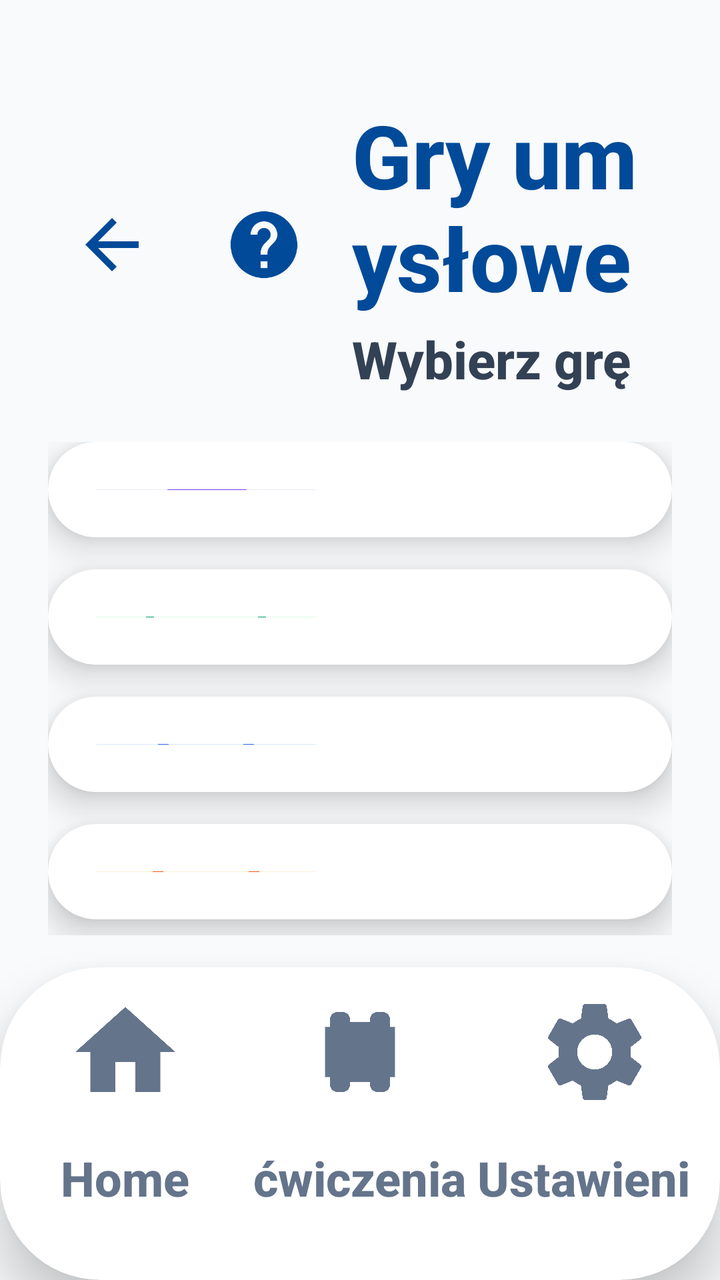
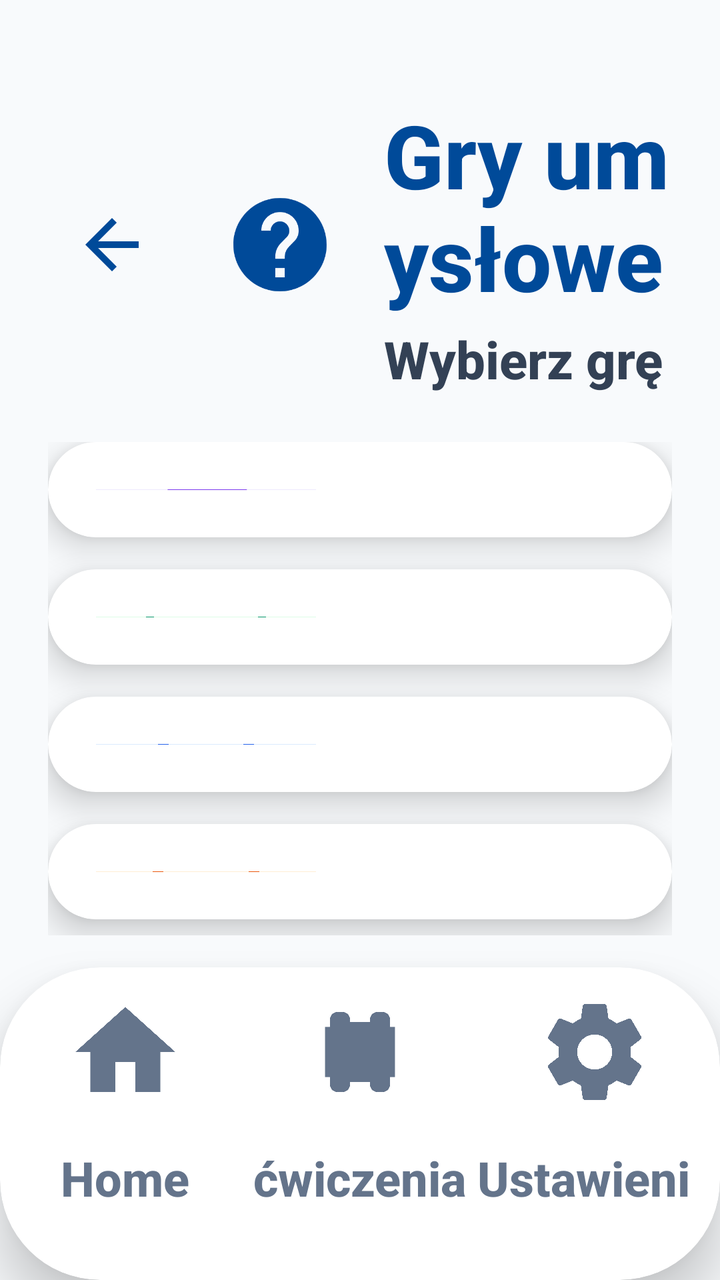

The first picture is an Android layout as it rendered before a commit; the second is the same layout after the commit. The layout source and the unified diff follow.
<!-- AndroidManifest.xml: application theme Theme.Fitnessapp -->
<!-- res/layout/activity_mind_games.xml -->
<?xml version="1.0" encoding="utf-8"?>
<androidx.constraintlayout.widget.ConstraintLayout xmlns:android="http://schemas.android.com/apk/res/android"
    xmlns:app="http://schemas.android.com/apk/res-auto"
    android:layout_width="match_parent"
    android:layout_height="match_parent">

    
    <LinearLayout
        android:id="@+id/header_container"
        android:layout_width="match_parent"
        android:layout_height="wrap_content"
        android:orientation="horizontal"
        android:paddingHorizontal="24dp"
        android:paddingTop="48dp"
        android:gravity="center_vertical"
        app:layout_constraintTop_toTopOf="parent">

<ImageButton
        android:id="@+id/btn_back"
        android:layout_width="64dp"
        android:layout_height="64dp"
        android:background="?android:attr/selectableItemBackgroundBorderless"
        android:src="@drawable/ic_back"
        app:tint="#004A99"
        android:scaleType="fitCenter"
        android:padding="12dp"
        android:contentDescription="Wstecz" />

    <ImageButton
        android:id="@+id/btn_help"
        android:layout_width="56dp"
        android:layout_height="56dp"
        android:layout_marginStart="16dp"
        android:background="?android:attr/selectableItemBackgroundBorderless"
        android:src="@drawable/ic_help"
        android:scaleType="fitCenter"
        android:padding="8dp"
        android:contentDescription="Pomoc głosowa" />

        <LinearLayout
            android:layout_width="0dp"
            android:layout_height="wrap_content"
            android:layout_weight="1"
            android:orientation="vertical"
            android:layout_marginStart="16dp">

            <TextView
                android:id="@+id/tv_title"
                android:layout_width="match_parent"
                android:layout_height="wrap_content"
                android:text="Gry umysłowe"
                android:textColor="#004A99"
                android:textSize="44sp"
                android:textStyle="bold" />

            <TextView
                android:layout_width="match_parent"
                android:layout_height="wrap_content"
                android:layout_marginTop="4dp"
                android:text="Wybierz grę"
                android:textColor="#334155"
                android:textSize="26sp"
                android:textStyle="bold" />
        </LinearLayout>
    </LinearLayout>

    
    <LinearLayout
        android:layout_width="match_parent"
        android:layout_height="0dp"
        android:orientation="vertical"
        android:paddingHorizontal="24dp"
        android:paddingTop="24dp"
        android:paddingBottom="16dp"
        app:layout_constraintTop_toBottomOf="@id/header_container"
        app:layout_constraintBottom_toTopOf="@id/bottom_nav_container">

        
        <androidx.cardview.widget.CardView
            android:id="@+id/card_memory_selection"
            android:layout_width="match_parent"
            android:layout_height="0dp"
            android:layout_weight="1"
            android:layout_marginBottom="16dp"
            app:cardCornerRadius="36dp"
            app:cardElevation="10dp"
            android:clickable="true"
            android:focusable="true"
            app:cardBackgroundColor="#FFFFFF"
            android:foreground="?android:attr/selectableItemBackground">

            <LinearLayout
                android:layout_width="match_parent"
                android:layout_height="match_parent"
                android:gravity="center_vertical"
                android:orientation="horizontal"
                android:padding="24dp">

                <FrameLayout
                    android:layout_width="110dp"
                    android:layout_height="110dp">
                    <View
                        android:layout_width="match_parent"
                        android:layout_height="match_parent"
                        android:background="@drawable/bg_indicator_active"
                        android:backgroundTint="#EDE9FE" />
                    <ImageView
                        android:layout_width="64dp"
                        android:layout_height="64dp"
                        android:layout_gravity="center"
                        android:contentDescription="Ikona gry memory"
                        android:src="@drawable/ic_brain"
                        app:tint="#7C3AED" />
                </FrameLayout>

                <LinearLayout
                    android:layout_width="match_parent"
                    android:layout_height="wrap_content"
                    android:layout_marginStart="24dp"
                    android:orientation="vertical">
                    <TextView
                        android:layout_width="wrap_content"
                        android:layout_height="wrap_content"
                        android:text="Memory"
                        android:textColor="#1E293B"
                        android:textSize="44sp"
                        android:textStyle="bold" />
                    <TextView
                        android:layout_width="wrap_content"
                        android:layout_height="wrap_content"
                        android:text="Wybierz poziom"
                        android:textColor="#475569"
                        android:textSize="26sp"
                        android:textStyle="bold" />
                </LinearLayout>
            </LinearLayout>
        </androidx.cardview.widget.CardView>

        
        <androidx.cardview.widget.CardView
            android:id="@+id/card_colors_selection"
            android:layout_width="match_parent"
            android:layout_height="0dp"
            android:layout_weight="1"
            android:layout_marginBottom="16dp"
            app:cardCornerRadius="36dp"
            app:cardElevation="10dp"
            android:clickable="true"
            android:focusable="true"
            app:cardBackgroundColor="#FFFFFF"
            android:foreground="?android:attr/selectableItemBackground">

            <LinearLayout
                android:layout_width="match_parent"
                android:layout_height="match_parent"
                android:gravity="center_vertical"
                android:orientation="horizontal"
                android:padding="24dp">

                <FrameLayout
                    android:layout_width="110dp"
                    android:layout_height="110dp">
                    <View
                        android:layout_width="match_parent"
                        android:layout_height="match_parent"
                        android:background="@drawable/bg_indicator_active"
                        android:backgroundTint="#DCFCE7" />
                    <ImageView
                        android:layout_width="64dp"
                        android:layout_height="64dp"
                        android:layout_gravity="center"
                        android:contentDescription="Ikona gry kolory"
                        android:src="@drawable/ic_mood_happy"
                        app:tint="#059669" />
                </FrameLayout>

                <LinearLayout
                    android:layout_width="match_parent"
                    android:layout_height="wrap_content"
                    android:layout_marginStart="24dp"
                    android:orientation="vertical">
                    <TextView
                        android:layout_width="wrap_content"
                        android:layout_height="wrap_content"
                        android:text="Kolory"
                        android:textColor="#1E293B"
                        android:textSize="44sp"
                        android:textStyle="bold" />
                    <TextView
                        android:layout_width="wrap_content"
                        android:layout_height="wrap_content"
                        android:text="Wybierz poziom"
                        android:textColor="#475569"
                        android:textSize="26sp"
                        android:textStyle="bold" />
                </LinearLayout>
            </LinearLayout>
        </androidx.cardview.widget.CardView>

        
        <androidx.cardview.widget.CardView
            android:id="@+id/card_liquid_selection"
            android:layout_width="match_parent"
            android:layout_height="0dp"
            android:layout_weight="1"
            android:layout_marginBottom="16dp"
            app:cardCornerRadius="36dp"
            app:cardElevation="10dp"
            android:clickable="true"
            android:focusable="true"
            app:cardBackgroundColor="#FFFFFF"
            android:foreground="?android:attr/selectableItemBackground">

            <LinearLayout
                android:layout_width="match_parent"
                android:layout_height="match_parent"
                android:gravity="center_vertical"
                android:orientation="horizontal"
                android:padding="24dp">

                <FrameLayout
                    android:layout_width="110dp"
                    android:layout_height="110dp">
                    <View
                        android:layout_width="match_parent"
                        android:layout_height="match_parent"
                        android:background="@drawable/bg_indicator_active"
                        android:backgroundTint="#DBEAFE" />
                    <ImageView
                        android:layout_width="64dp"
                        android:layout_height="64dp"
                        android:layout_gravity="center"
                        android:contentDescription="Ikona gry płyny"
                        android:src="@drawable/ic_plan"
                        app:tint="#2563EB" />
                </FrameLayout>

                <LinearLayout
                    android:layout_width="match_parent"
                    android:layout_height="wrap_content"
                    android:layout_marginStart="24dp"
                    android:orientation="vertical">
                    <TextView
                        android:layout_width="wrap_content"
                        android:layout_height="wrap_content"
                        android:text="Płyny"
                        android:textColor="#1E293B"
                        android:textSize="44sp"
                        android:textStyle="bold" />
                    <TextView
                        android:layout_width="wrap_content"
                        android:layout_height="wrap_content"
                        android:text="Sortuj kolory"
                        android:textColor="#475569"
                        android:textSize="26sp"
                        android:textStyle="bold" />
                </LinearLayout>
            </LinearLayout>
        </androidx.cardview.widget.CardView>

        
        <androidx.cardview.widget.CardView
            android:id="@+id/card_2048_selection"
            android:layout_width="match_parent"
            android:layout_height="0dp"
            android:layout_weight="1"
            android:layout_marginBottom="8dp"
            app:cardCornerRadius="36dp"
            app:cardElevation="10dp"
            android:clickable="true"
            android:focusable="true"
            app:cardBackgroundColor="#FFFFFF"
            android:foreground="?android:attr/selectableItemBackground">

            <LinearLayout
                android:layout_width="match_parent"
                android:layout_height="match_parent"
                android:gravity="center_vertical"
                android:orientation="horizontal"
                android:padding="24dp">

                <FrameLayout
                    android:layout_width="110dp"
                    android:layout_height="110dp">
                    <View
                        android:layout_width="match_parent"
                        android:layout_height="match_parent"
                        android:background="@drawable/bg_indicator_active"
                        android:backgroundTint="#FFEDD5" />
                    <ImageView
                        android:layout_width="64dp"
                        android:layout_height="64dp"
                        android:layout_gravity="center"
                        android:contentDescription="Ikona gry 2048"
                        android:src="@drawable/ic_onboarding_3"
                        app:tint="#EA580C" />
                </FrameLayout>

                <LinearLayout
                    android:layout_width="match_parent"
                    android:layout_height="wrap_content"
                    android:layout_marginStart="24dp"
                    android:orientation="vertical">
                    <TextView
                        android:layout_width="wrap_content"
                        android:layout_height="wrap_content"
                        android:text="2048"
                        android:textColor="#1E293B"
                        android:textSize="44sp"
                        android:textStyle="bold" />
                    <TextView
                        android:layout_width="wrap_content"
                        android:layout_height="wrap_content"
                        android:text="Połącz liczby"
                        android:textColor="#475569"
                        android:textSize="26sp"
                        android:textStyle="bold" />
                </LinearLayout>
            </LinearLayout>
        </androidx.cardview.widget.CardView>

    </LinearLayout>

    <include
        android:id="@+id/bottom_nav_container"
        layout="@layout/layout_bottom_nav"
        android:layout_width="match_parent"
        android:layout_height="wrap_content"
        app:layout_constraintBottom_toBottomOf="parent" />



</androidx.constraintlayout.widget.ConstraintLayout>
<!-- res/layout/layout_bottom_nav.xml (included above) -->
<?xml version="1.0" encoding="utf-8"?>
<androidx.cardview.widget.CardView xmlns:android="http://schemas.android.com/apk/res/android"
    xmlns:app="http://schemas.android.com/apk/res-auto"
    android:id="@+id/bottom_nav_container"
    android:layout_width="match_parent"
    android:layout_height="210dp"
    app:cardCornerRadius="50dp"
    app:cardElevation="16dp"
    app:cardBackgroundColor="#FFFFFF"
    android:layout_marginBottom="-35dp">

    <LinearLayout
        android:layout_width="match_parent"
        android:layout_height="match_parent"
        android:orientation="horizontal"
        android:baselineAligned="false"
        android:paddingBottom="35dp"
        android:paddingHorizontal="4dp"
        android:gravity="bottom">

        
        <LinearLayout
            android:id="@+id/nav_home"
            android:layout_width="0dp"
            android:layout_height="match_parent"
            android:layout_weight="1"
            android:gravity="center"
            android:orientation="vertical"
            android:clickable="true"
            android:focusable="true"
            android:background="?android:attr/selectableItemBackground">

            <androidx.cardview.widget.CardView
                android:id="@+id/nav_home_indicator"
                android:layout_width="120dp"
                android:layout_height="85dp"
                app:cardCornerRadius="30dp"
                app:cardElevation="0dp"
                app:cardBackgroundColor="@android:color/transparent">
                <ImageView
                    android:id="@+id/nav_home_icon"
                    android:layout_width="60dp"
                    android:layout_height="60dp"
                    android:layout_gravity="center"
                    android:contentDescription="@string/nav_home"
                    android:src="@drawable/ic_home"
                    app:tint="#64748B" />
            </androidx.cardview.widget.CardView>
            <TextView
                android:id="@+id/nav_home_text"
                android:layout_width="wrap_content"
                android:layout_height="wrap_content"
                android:text="@string/nav_home"
                android:textColor="#64748B"
                android:textStyle="bold"
                android:textSize="24sp"
                android:maxLines="1"
                android:ellipsize="none"
                android:layout_marginTop="4dp" />
        </LinearLayout>

        
        <LinearLayout
            android:id="@+id/nav_plan"
            android:layout_width="0dp"
            android:layout_height="match_parent"
            android:layout_weight="1"
            android:gravity="center"
            android:orientation="vertical"
            android:clickable="true"
            android:focusable="true"
            android:background="?android:attr/selectableItemBackground">

            <androidx.cardview.widget.CardView
                android:id="@+id/nav_plan_indicator"
                android:layout_width="120dp"
                android:layout_height="85dp"
                app:cardCornerRadius="30dp"
                app:cardElevation="0dp"
                app:cardBackgroundColor="@android:color/transparent">
                <ImageView
                    android:id="@+id/nav_plan_icon"
                    android:layout_width="60dp"
                    android:layout_height="60dp"
                    android:layout_gravity="center"
                    android:contentDescription="@string/nav_exercises"
                    android:src="@drawable/ic_dumbbell"
                    app:tint="#64748B" />
            </androidx.cardview.widget.CardView>
            <TextView
                android:id="@+id/nav_plan_text"
                android:layout_width="wrap_content"
                android:layout_height="wrap_content"
                android:text="@string/nav_exercises"
                android:textColor="#64748B"
                android:textStyle="bold"
                android:textSize="24sp"
                android:maxLines="1"
                android:ellipsize="none"
                android:layout_marginTop="4dp" />
        </LinearLayout>

        
        <LinearLayout
            android:id="@+id/nav_settings"
            android:layout_width="0dp"
            android:layout_height="match_parent"
            android:layout_weight="1"
            android:gravity="center"
            android:orientation="vertical"
            android:clickable="true"
            android:focusable="true"
            android:background="?android:attr/selectableItemBackground">

            <androidx.cardview.widget.CardView
                android:id="@+id/nav_settings_indicator"
                android:layout_width="120dp"
                android:layout_height="85dp"
                app:cardCornerRadius="30dp"
                app:cardElevation="0dp"
                app:cardBackgroundColor="@android:color/transparent">
                <ImageView
                    android:id="@+id/nav_settings_icon"
                    android:layout_width="60dp"
                    android:layout_height="60dp"
                    android:layout_gravity="center"
                    android:contentDescription="@string/nav_settings_label"
                    android:src="@drawable/ic_settings"
                    app:tint="#64748B" />
            </androidx.cardview.widget.CardView>
            <TextView
                android:id="@+id/nav_settings_text"
                android:layout_width="wrap_content"
                android:layout_height="wrap_content"
                android:text="@string/nav_settings_label"
                android:textColor="#64748B"
                android:textStyle="bold"
                android:textSize="24sp"
                android:maxLines="1"
                android:ellipsize="none"
                android:layout_marginTop="4dp" />
        </LinearLayout>

    </LinearLayout>
</androidx.cardview.widget.CardView>
<!-- resources referenced by this layout -->
<resources>
  <!-- drawable bg_indicator_active (drawable) -->
  <?xml version="1.0" encoding="utf-8"?>
  <shape xmlns:android="http://schemas.android.com/apk/res/android"
      android:shape="rectangle">
      <solid android:color="@color/blue_primary" />
      <corners android:radius="4dp" />
  </shape>
  <!-- drawable ic_back (drawable) -->
  <vector xmlns:android="http://schemas.android.com/apk/res/android"
      android:width="24dp"
      android:height="24dp"
      android:viewportWidth="24"
      android:viewportHeight="24">
      <path
          android:fillColor="#000000"
          android:pathData="M20,11H7.83l5.59,-5.59L12,4l-8,8 8,8 1.41,-1.41L7.83,13H20v-2z"/>
  </vector>
  <!-- drawable ic_dumbbell (drawable) -->
  <vector xmlns:android="http://schemas.android.com/apk/res/android"
      android:width="24dp"
      android:height="24dp"
      android:viewportWidth="24"
      android:viewportHeight="24">
      <path
          android:fillColor="#000000"
          android:pathData="M18,18.5V17H19V7H18V5.5A1.5,1.5 0,0 0,16.5 4H15.5A1.5,1.5 0,0 0,14 5.5V6H10V5.5A1.5,1.5 0,0 0,8.5 4H7.5A1.5,1.5 0,0 0,6 5.5V7H5V17H6V18.5A1.5,1.5 0,0 0,7.5 20H8.5A1.5,1.5 0,0 0,10 18.5V18H14V18.5A1.5,1.5 0,0 0,15.5 20H16.5A1.5,1.5 0,0 0,18 18.5Z"/>
  </vector>
  <!-- drawable ic_help (drawable) -->
  <vector xmlns:android="http://schemas.android.com/apk/res/android"
      android:width="48dp"
      android:height="48dp"
      android:viewportWidth="24"
      android:viewportHeight="24">
      <path
          android:fillColor="#004A99"
          android:pathData="M12,2C6.48,2 2,6.48 2,12s4.48,10 10,10 10,-4.48 10,-10S17.52,2 12,2zM13,19h-2v-2h2v2zM15.07,11.25l-0.9,0.92C13.45,12.9 13,13.5 13,15h-2v-0.5c0,-1.1 0.45,-2.1 1.17,-2.83l1.24,-1.26c0.37,-0.36 0.59,-0.86 0.59,-1.41 0,-1.1 -0.9,-2 -2,-2s-2,0.9 -2,2L8,9c0,-2.21 1.79,-4 4,-4s4,1.79 4,4c0,0.88 -0.36,1.68 -0.93,2.25z"/>
  </vector>
  <!-- drawable ic_home (drawable) -->
  <vector xmlns:android="http://schemas.android.com/apk/res/android"
      android:width="24dp"
      android:height="24dp"
      android:viewportWidth="24"
      android:viewportHeight="24">
      <path
          android:fillColor="#FF000000"
          android:pathData="M10,20V14H14V20H19V12H22L12,3L2,12H5V20H10Z" />
  </vector>
  <!-- drawable ic_plan (drawable) -->
  <?xml version="1.0" encoding="utf-8"?>
  <vector xmlns:android="http://schemas.android.com/apk/res/android"
      android:width="24dp"
      android:height="24dp"
      android:viewportWidth="24"
      android:viewportHeight="24">
      <path
          android:fillColor="@color/black"
          android:pathData="M19,4h-1V2h-2v2H8V2H6v2H5C3.89,4 3.01,4.9 3.01,6L3,20c0,1.1 0.89,2 2,2h14c1.1,0 2,-0.9 2,-2V6c0,-1.1 -0.9,-2 -2,-2zm0,16H5V10h14v10zM19,8H5V6h14v2z" />
  </vector>
  <string name="nav_exercises">ćwiczenia</string>
  <string name="nav_home">Home</string>
  <string name="nav_settings_label">Ustawienia</string>
  <style name="Theme.Fitnessapp" parent="Base.Theme.Fitnessapp" />
  <color name="blue_primary">#2563EB</color>
  <color name="orange_icon">#EA580C</color>
  <color name="black">#FF000000</color>
  <style name="Base.Theme.Fitnessapp" parent="Theme.Material3.Light.NoActionBar">
          
          <item name="android:fontFamily">sans-serif-medium</item>
          <item name="android:textAllCaps">false</item>
          <item name="android:textColor">#0F172A</item>
          <item name="android:windowBackground">#F8FAFC</item>
      </style>
  <!-- unchanged entries left out for length: 4 -->
</resources>

<!-- the commit's change to res/layout/activity_mind_games.xml (unified diff, before → after) -->
@@ -28,8 +28,8 @@
 
     <ImageButton
         android:id="@+id/btn_help"
-        android:layout_width="56dp"
-        android:layout_height="56dp"
+        android:layout_width="72dp"
+        android:layout_height="72dp"
         android:layout_marginStart="16dp"
         android:background="?android:attr/selectableItemBackgroundBorderless"
         android:src="@drawable/ic_help"
